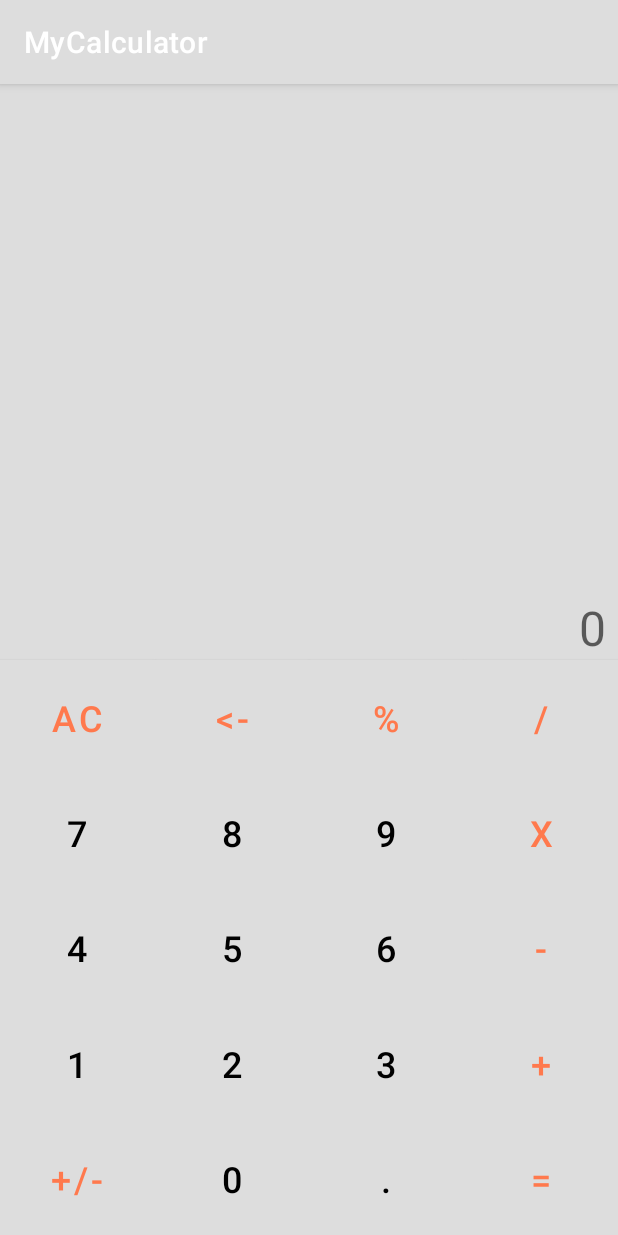
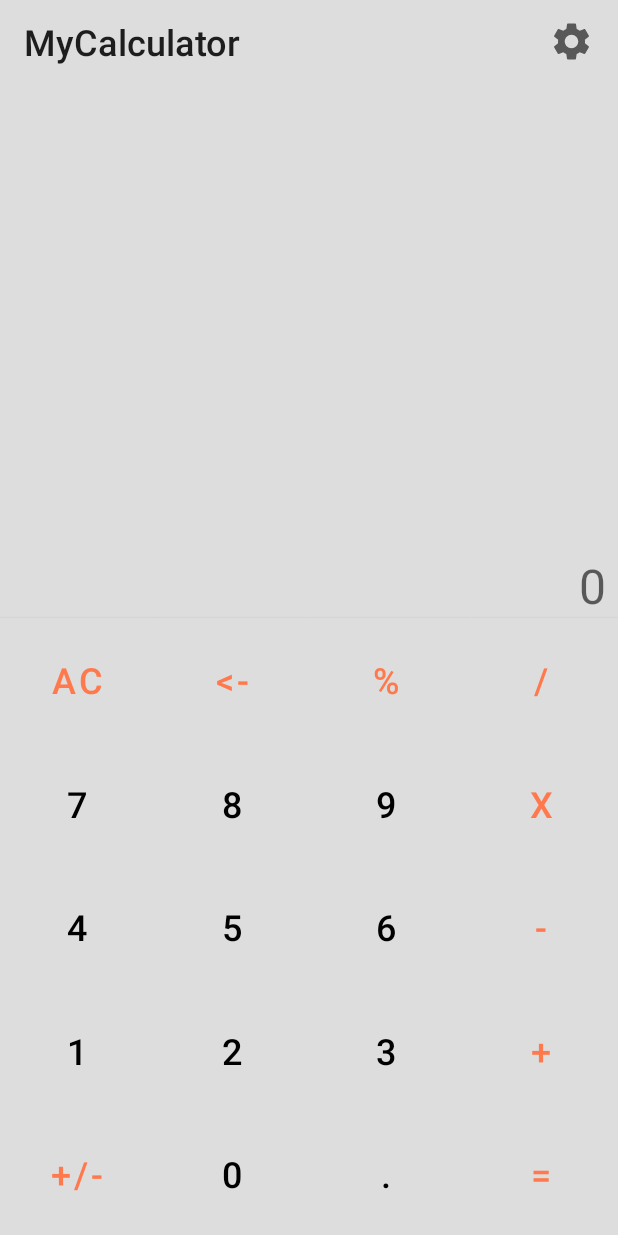
Before and after one commit to Chase-V/MyCalc, an Android app: the screen it shows after launch (MainActivity), on a phone screen of 412 x 824 dp. Run offline under Robolectric (Android 15) with nearby library versions, the light colour scheme and no system bars.

Commit message:
Переключение тем работает, но только при перезапуске приложения, либо перевороте экрана. Ищу способ пересоздавать бекстек.

```diff
--- a/app/src/main/java/com/example/mycalculator/MainActivity.java
+++ b/app/src/main/java/com/example/mycalculator/MainActivity.java
@@ -1,12 +1,18 @@
 package com.example.mycalculator;
 
+import android.annotation.SuppressLint;
+import android.content.Intent;
+import android.content.SharedPreferences;
+import android.content.res.Resources;
 import android.os.Bundle;
 import android.view.View;
 import android.widget.Button;
 import android.widget.TextView;
 
 import androidx.annotation.NonNull;
+import androidx.annotation.Nullable;
 import androidx.appcompat.app.AppCompatActivity;
+import androidx.appcompat.widget.Toolbar;
 
 import java.text.DecimalFormat;
 
@@ -23,6 +29,7 @@ public class MainActivity extends AppCompatActivity implements View.OnClickListe
     private final String Val1Key = "Val1";
     private final String Val2Key = "Val2";
     private final String CurrentActionKey = "CurrentAction";
+    private final int Req_code = 1;
     private Button button0;
     private Button button1;
     private Button button2;
@@ -43,14 +50,16 @@ public class MainActivity extends AppCompatActivity implements View.OnClickListe
     private Button buttonEquals;
     private Button buttonDot;
     private Button buttonNegative;
+    private Button buttonSettings;
     private TextView currentNumbers;
     private TextView historyNumbers;
     private double valueOne = Double.NaN;
     private double valueTwo;
     private DecimalFormat decimalFormat;
     private char currentAction;
+    private String currentTheme;
 
-
+    @SuppressLint("NewApi")
     @Override
     protected void onCreate(Bundle savedInstanceState) {
 
@@ -58,11 +67,16 @@ public class MainActivity extends AppCompatActivity implements View.OnClickListe
 
         super.onCreate(savedInstanceState);
 
+        setTheme(SettingsActivity.currentTheme);
+
         setContentView(R.layout.activity_main);
 
         initViews();
 
         initListeners();
+
+        Toolbar toolbar = (Toolbar) findViewById(R.id.toolbar);
+        setSupportActionBar(toolbar);
 
     }
 
@@ -202,10 +216,19 @@ public class MainActivity extends AppCompatActivity implements View.OnClickListe
                     break;
                 } else break;
 
+            case R.id.buttonSettings:
+                Intent i = new Intent(MainActivity.this, SettingsActivity.class);
+                startActivityForResult(i, Req_code);
+
             default:
                 break;
         }
 
+    }
+
+    @Override
+    protected void onActivityResult(int requestCode, int resultCode, @Nullable Intent data) {
+        super.onActivityResult(requestCode, resultCode, data);
     }
 
     private void initListeners() {
@@ -229,6 +252,7 @@ public class MainActivity extends AppCompatActivity implements View.OnClickListe
         buttonNegative.setOnClickListener(this);
         buttonEquals.setOnClickListener(this);
         buttonDot.setOnClickListener(this);
+        buttonSettings.setOnClickListener(this);
     }
 
     private void initViews() {
@@ -254,6 +278,7 @@ public class MainActivity extends AppCompatActivity implements View.OnClickListe
         buttonNegative = findViewById(R.id.buttonNegative);
         currentNumbers = findViewById(R.id.textViewCurrentNums);
         historyNumbers = findViewById(R.id.textViewOperationHistory);
+        buttonSettings = findViewById(R.id.buttonSettings);
     }
 
     private void computeCalculation() {
@@ -278,4 +303,5 @@ public class MainActivity extends AppCompatActivity implements View.OnClickListe
             }
         }
     }
+
 }
--- /dev/null
+++ b/app/src/main/res/drawable/settings.xml
@@ -0,0 +1,10 @@
+<vector xmlns:android="http://schemas.android.com/apk/res/android"
+    android:width="36dp"
+    android:height="36dp"
+    android:tint="?attr/colorControlNormal"
+    android:viewportWidth="24"
+    android:viewportHeight="24">
+    <path
+        android:fillColor="@android:color/white"
+        android:pathData="M19.14,12.94c0.04,-0.3 0.06,-0.61 0.06,-0.94c0,-0.32 -0.02,-0.64 -0.07,-0.94l2.03,-1.58c0.18,-0.14 0.23,-0.41 0.12,-0.61l-1.92,-3.32c-0.12,-0.22 -0.37,-0.29 -0.59,-0.22l-2.39,0.96c-0.5,-0.38 -1.03,-0.7 -1.62,-0.94L14.4,2.81c-0.04,-0.24 -0.24,-0.41 -0.48,-0.41h-3.84c-0.24,0 -0.43,0.17 -0.47,0.41L9.25,5.35C8.66,5.59 8.12,5.92 7.63,6.29L5.24,5.33c-0.22,-0.08 -0.47,0 -0.59,0.22L2.74,8.87C2.62,9.08 2.66,9.34 2.86,9.48l2.03,1.58C4.84,11.36 4.8,11.69 4.8,12s0.02,0.64 0.07,0.94l-2.03,1.58c-0.18,0.14 -0.23,0.41 -0.12,0.61l1.92,3.32c0.12,0.22 0.37,0.29 0.59,0.22l2.39,-0.96c0.5,0.38 1.03,0.7 1.62,0.94l0.36,2.54c0.05,0.24 0.24,0.41 0.48,0.41h3.84c0.24,0 0.44,-0.17 0.47,-0.41l0.36,-2.54c0.59,-0.24 1.13,-0.56 1.62,-0.94l2.39,0.96c0.22,0.08 0.47,0 0.59,-0.22l1.92,-3.32c0.12,-0.22 0.07,-0.47 -0.12,-0.61L19.14,12.94zM12,15.6c-1.98,0 -3.6,-1.62 -3.6,-3.6s1.62,-3.6 3.6,-3.6s3.6,1.62 3.6,3.6S13.98,15.6 12,15.6z" />
+</vector>
--- a/app/src/main/res/layout-land/activity_main.xml
+++ b/app/src/main/res/layout-land/activity_main.xml
@@ -7,6 +7,26 @@
     android:background="@color/liteGray"
     tools:context=".MainActivity">
 
+    <androidx.appcompat.widget.Toolbar
+        android:id="@+id/toolbar"
+        style="@style/ToolbarTheme"
+        android:layout_width="match_parent"
+        android:layout_height="wrap_content"
+        android:maxHeight="?attr/actionBarSize"
+        app:contentInsetEnd="16dp"
+        app:layout_constraintEnd_toEndOf="parent"
+        app:layout_constraintStart_toStartOf="parent"
+        app:layout_constraintTop_toTopOf="parent"
+        app:titleTextAppearance="@style/Toolbar.TitleText">
+
+        <androidx.appcompat.widget.AppCompatButton
+            android:id="@+id/buttonSettings"
+            android:layout_width="30dp"
+            android:layout_height="30dp"
+            android:layout_gravity="end"
+            android:background="@drawable/settings" />
+
+    </androidx.appcompat.widget.Toolbar>
 
     <androidx.constraintlayout.widget.Guideline
         android:id="@+id/guidelineGapBetweenTextViewAndNumbers"
@@ -69,13 +89,14 @@
         android:id="@+id/textViewOperationHistory"
         android:layout_width="0dp"
         android:layout_height="wrap_content"
+        android:layout_marginTop="106dp"
         android:textAlignment="textEnd"
         android:textSize="@dimen/textViewTextSize"
         app:layout_constraintBottom_toTopOf="@+id/guidelineHalfOfTextViews"
         app:layout_constraintEnd_toStartOf="@+id/guidelineGapBetweenTextViewAndNumbers"
         app:layout_constraintHorizontal_bias="1"
         app:layout_constraintStart_toStartOf="parent"
-        app:layout_constraintTop_toTopOf="parent"
+        app:layout_constraintTop_toBottomOf="@+id/toolbar"
         app:layout_constraintVertical_bias="1" />
 
     <com.google.android.material.button.MaterialButton
@@ -242,7 +263,7 @@
         app:layout_constraintEnd_toStartOf="@+id/buttonDelete"
         app:layout_constraintHorizontal_bias="0.5"
         app:layout_constraintStart_toStartOf="@+id/guidelineLeftBorderOfNumbers"
-        app:layout_constraintTop_toTopOf="parent" />
+        app:layout_constraintTop_toBottomOf="@+id/toolbar" />
 
     <com.google.android.material.button.MaterialButton
         android:id="@+id/buttonDelete"
@@ -258,7 +279,7 @@
         app:layout_constraintEnd_toStartOf="@+id/buttonPercent"
         app:layout_constraintHorizontal_bias="0.5"
         app:layout_constraintStart_toEndOf="@+id/buttonAC"
-        app:layout_constraintTop_toTopOf="parent" />
+        app:layout_constraintTop_toBottomOf="@+id/toolbar" />
 
     <com.google.android.material.button.MaterialButton
         android:id="@+id/buttonPercent"
@@ -274,7 +295,7 @@
         app:layout_constraintEnd_toStartOf="@+id/buttonDivide"
         app:layout_constraintHorizontal_bias="0.5"
         app:layout_constraintStart_toEndOf="@+id/buttonDelete"
-        app:layout_constraintTop_toTopOf="parent" />
+        app:layout_constraintTop_toBottomOf="@+id/toolbar" />
 
     <com.google.android.material.button.MaterialButton
         android:id="@+id/buttonDivide"
@@ -290,7 +311,7 @@
         app:layout_constraintEnd_toEndOf="parent"
         app:layout_constraintHorizontal_bias="0.5"
         app:layout_constraintStart_toEndOf="@+id/buttonPercent"
-        app:layout_constraintTop_toTopOf="parent" />
+        app:layout_constraintTop_toBottomOf="@+id/toolbar" />
 
     <com.google.android.material.button.MaterialButton
         android:id="@+id/buttonMultiply"
--- a/app/src/main/res/layout/activity_main.xml
+++ b/app/src/main/res/layout/activity_main.xml
@@ -4,7 +4,30 @@
     xmlns:tools="http://schemas.android.com/tools"
     android:layout_width="match_parent"
     android:layout_height="match_parent"
+    android:fitsSystemWindows="true"
     tools:context=".MainActivity">
+
+    <androidx.appcompat.widget.Toolbar
+        android:id="@+id/toolbar"
+        style="@style/ToolbarTheme"
+        android:layout_width="match_parent"
+        android:layout_height="wrap_content"
+        android:maxHeight="?attr/actionBarSize"
+        app:contentInsetEnd="16dp"
+        app:layout_constraintEnd_toEndOf="parent"
+        app:layout_constraintStart_toStartOf="parent"
+        app:layout_constraintTop_toTopOf="parent"
+        app:titleTextAppearance="@style/Toolbar.TitleText">
+
+        <androidx.appcompat.widget.AppCompatButton
+            android:id="@+id/buttonSettings"
+            android:layout_width="30dp"
+            android:layout_height="30dp"
+            android:layout_gravity="end"
+            android:background="@drawable/settings" />
+
+    </androidx.appcompat.widget.Toolbar>
+
 
     <androidx.constraintlayout.widget.Guideline
         android:id="@+id/guidelineTopBorderOfNumbers"
@@ -66,7 +89,7 @@
         app:layout_constraintEnd_toStartOf="@+id/guidelineRightBorder"
         app:layout_constraintHorizontal_bias="1"
         app:layout_constraintStart_toStartOf="@+id/guidelineLeftBorder"
-        app:layout_constraintTop_toTopOf="parent"
+        app:layout_constraintTop_toBottomOf="@+id/toolbar"
         app:layout_constraintVertical_bias="1" />
 
     <com.google.android.material.button.MaterialButton
--- a/app/src/main/res/values/DayTheme.xml
+++ b/app/src/main/res/values/DayTheme.xml
@@ -1,6 +1,6 @@
 <resources xmlns:tools="http://schemas.android.com/tools">
     <!-- Base application theme. -->
-    <style name="Theme.MyCalculator.Night" parent="Theme.MaterialComponents.DayNight.DarkActionBar">
+    <style name="Theme.MyCalculator.Day" parent="Theme.MaterialComponents.DayNight.NoActionBar">
         <!-- Primary brand color. -->
         <item name="colorPrimary">@color/liteGray</item>
         <item name="colorPrimaryVariant">@color/darkGray</item>
@@ -14,4 +14,14 @@
         <item name="android:statusBarColor" tools:targetApi="l">?attr/colorPrimaryVariant</item>
         <!-- Customize your theme here. -->
     </style>
+
+    <style name="ToolbarTheme" parent="@style/ThemeOverlay.AppCompat.Dark.ActionBar">
+        <item name="android:textColorPrimary">@android:color/holo_blue_light</item>
+        <item name="actionMenuTextColor">@android:color/holo_green_light</item>
+    </style>
+
+    <style name="Toolbar.TitleText" parent="TextAppearance.Widget.AppCompat.Toolbar.Title">
+        <item name="android:textSize">@dimen/buttonTextSize</item>
+    </style>
+
 </resources>
--- a/app/src/main/res/values-night/NightTheme.xml
+++ b/app/src/main/res/values/NightTheme.xml
@@ -1,6 +1,7 @@
+<?xml version="1.0" encoding="utf-8"?>
 <resources xmlns:tools="http://schemas.android.com/tools">
-    <!-- Base application theme. -->
-    <style name="Theme.MyCalculator.Night" parent="Theme.MaterialComponents.DayNight.DarkActionBar">
+
+    <style name="Theme.MyCalculator.Night" parent="Theme.MaterialComponents.DayNight.NoActionBar">
         <!-- Primary brand color. -->
         <item name="colorPrimary">@color/darkGray</item>
         <item name="colorPrimaryVariant">@color/liteGray</item>
--- a/app/src/main/res/values/dimens.xml
+++ b/app/src/main/res/values/dimens.xml
@@ -4,4 +4,5 @@
     <dimen name="buttonTextSize">24sp</dimen>
     <dimen name="buttonWidth">0dp</dimen>
     <dimen name="buttonHeight">0dp</dimen>
+    <dimen name="fab_margin">16dp</dimen>
 </resources>
```
Also changed, not shown: app/build.gradle (+3 -4 lines), app/src/main/AndroidManifest.xml (+6 -3 lines), app/src/main/java/com/example/mycalculator/SettingsActivity.java (added, +83 -0 lines), app/src/main/res/layout/settings_activity.xml (added, +55 -0 lines), app/src/main/res/values/strings.xml (+12 -0 lines).
